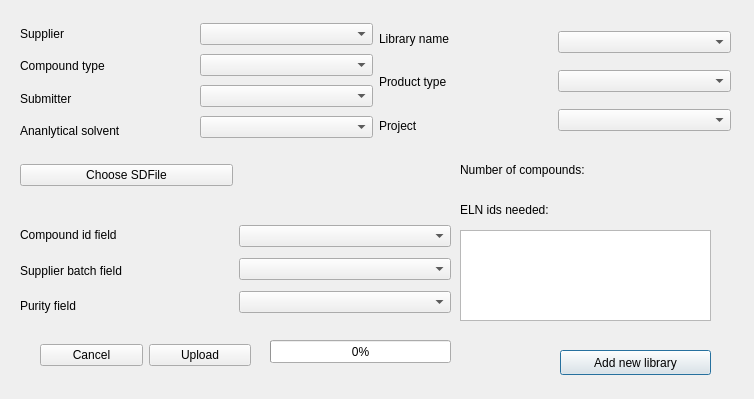
This is chemReg/assets/sdfReg.ui in dahlbma/scarab_tornado as Qt 5 draws it before an edit. The edited form follows.
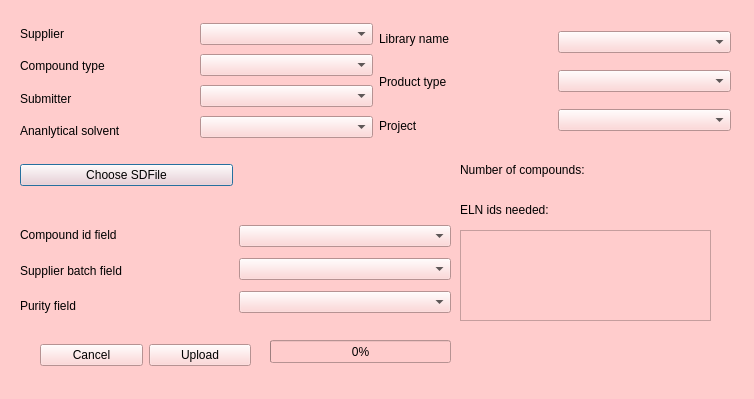
This is the edited form.

The edit to the form file:
```diff
--- a/chemReg/assets/sdfReg.ui
+++ b/chemReg/assets/sdfReg.ui
@@ -13,6 +13,9 @@
   <property name="windowTitle">
    <string>Load SDFile</string>
   </property>
+  <property name="styleSheet">
+   <string notr="true">background-color: rgb(255, 204, 204)</string>
+  </property>
   <widget class="QWidget" name="layoutWidget_2">
    <property name="geometry">
     <rect>
@@ -111,24 +114,6 @@
     </font>
    </property>
   </widget>
-  <widget class="QPushButton" name="addlibrary_btn">
-   <property name="geometry">
-    <rect>
-     <x>560</x>
-     <y>350</y>
-     <width>151</width>
-     <height>25</height>
-    </rect>
-   </property>
-   <property name="font">
-    <font>
-     <pointsize>9</pointsize>
-    </font>
-   </property>
-   <property name="text">
-    <string>Add new library</string>
-   </property>
-  </widget>
   <widget class="QWidget" name="layoutWidget">
    <property name="geometry">
     <rect>
```
